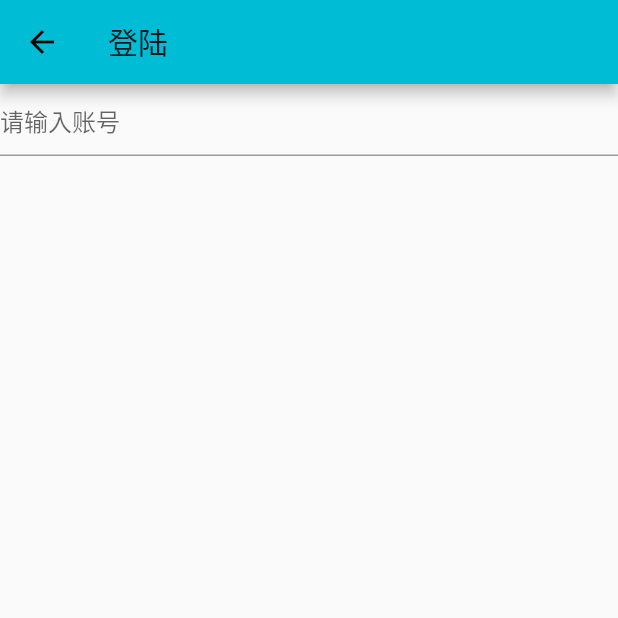
After one commit to SiroSong/flutter_demo, a Flutter app: the Login screen opened by its route, on a phone screen of 412 x 824 dp, the top half of it. The commit adds this screen. Run offline on Flutter 3.47's test engine with Material 2 defaults, Android fonts, the phone set to English and light mode, and no system bars.

Commit message:
up login

```diff
--- a/lib/pages/article_list.dart
+++ b/lib/pages/article_list.dart
@@ -18,7 +18,6 @@ class ArticleList extends StatelessWidget {
             itemCount: provider.total,
             itemBuilder: (context, index) {
               return Selector<ArticleListModel, Article>(
-                // shouldRebuild: (previous, next) => previous.liked != next.liked,
                 selector: (context, provider) => provider.articles[index],
                 builder: (context, data, child) {
                   return ListTile(
--- /dev/null
+++ b/lib/pages/login.dart
@@ -0,0 +1,35 @@
+import 'package:flutter/material.dart';
+
+class Login extends StatefulWidget {
+  @override
+  State<StatefulWidget> createState() {
+    return LoginState();
+  }
+}
+
+class LoginState extends State<Login> {
+  @override
+  void initState() {
+    super.initState();
+  }
+
+  @override
+  Widget build(BuildContext context) {
+    final TextEditingController _controller = TextEditingController();
+
+    return Scaffold(
+      appBar: AppBar(
+        title: Text('登陆'),
+      ),
+      body: Column(
+        mainAxisAlignment: MainAxisAlignment.start,
+        children: <Widget>[
+          TextField(
+            controller: _controller,
+            decoration: InputDecoration(hintText: '请输入账号'),
+          ),
+        ],
+      ),
+    );
+  }
+}
```
Also changed, not shown: lib/main.dart (+6 -2 lines), lib/pages/home.dart (+13 -8 lines).
